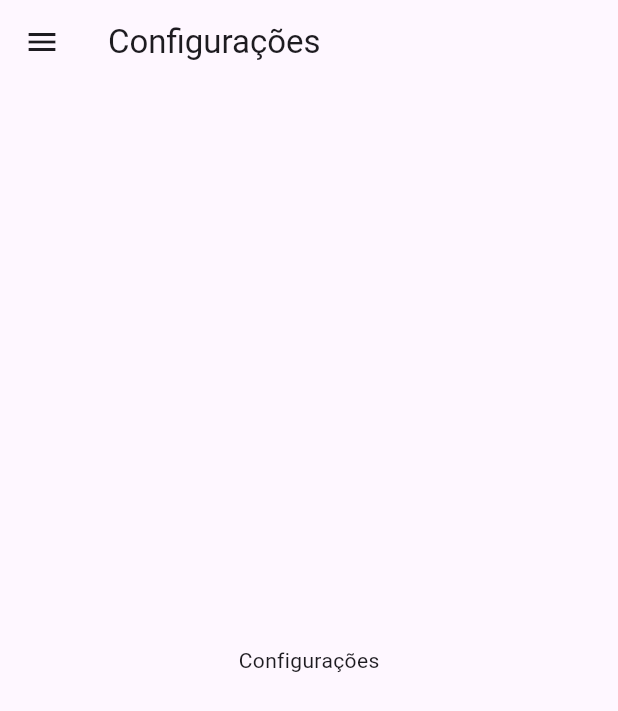
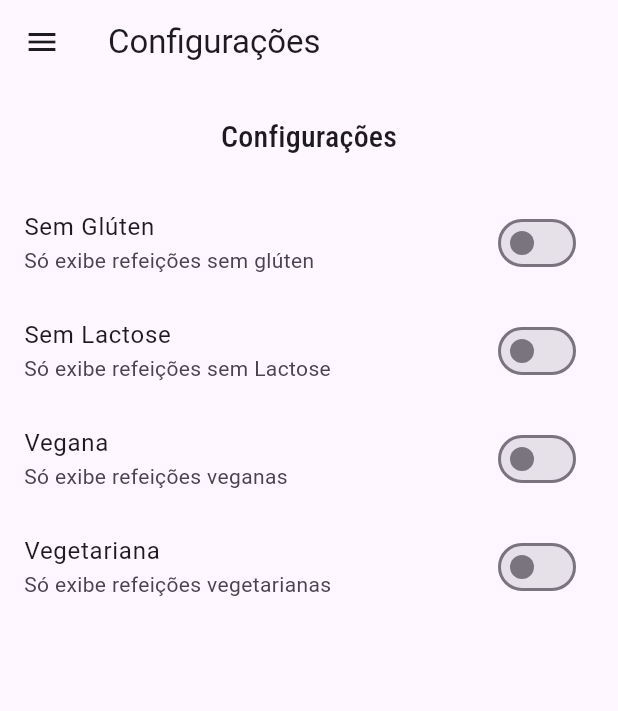
Before and after one commit to TarsisGuerra/multi-screenApp, a Flutter app: the SettingsScreen screen opened by its route, on a phone screen of 412 x 824 dp. Shown: the top 711 px of the screen. Run offline on Flutter 3.47's test engine with Material 3 defaults, Android fonts, the phone set to English and light mode, and no system bars; network calls fail.

```diff
--- a/lib/main.dart
+++ b/lib/main.dart
@@ -5,13 +5,42 @@ import 'utils/app_routes.dart';
 import 'screens/meal_detail_screen.dart';
 import 'screens/tabs_screen.dart';
 import 'screens/settings_screen.dart';
+import 'models/meal.dart';
+import 'data/dummy_data.dart';
+import 'models/settings.dart';
 
 void main() {
   runApp(const MyApp());
 }
 
-class MyApp extends StatelessWidget {
+class MyApp extends StatefulWidget {
   const MyApp({super.key});
+
+  @override
+  State<MyApp> createState() => _MyAppState();
+}
+
+class _MyAppState extends State<MyApp> {
+  Settings settings = Settings();
+  List<Meal> _availableMeals = dummyMeals;
+
+  void _filterMeals(Settings settings) {
+    setState(() {
+      this.settings = settings;
+
+      _availableMeals = dummyMeals.where((meal) {
+        final filterGluten = settings.isGlutenFree && !meal.isGlutenFree;
+        final filterLactose = settings.isLactoseFree && !meal.isLactoseFree;
+        final filterVegan = settings.isVegan && !meal.isVegan;
+        final filterVegetarian = settings.isVegetarian && !meal.isVegetarian;
+
+        return !filterGluten &&
+            !filterLactose &&
+            !filterVegan &&
+            !filterVegetarian;
+      }).toList();
+    });
+  }
 
   // This widget is the root of your application.
   @override
@@ -31,9 +60,10 @@ class MyApp extends StatelessWidget {
 
       routes: {
         AppRoutes.HOME: (ctx) => TabsScreen(),
-        AppRoutes.CATEGORIES_MEALS: (ctx) => CategoriesMealsScreen(),
+        AppRoutes.CATEGORIES_MEALS: (ctx) =>
+            CategoriesMealsScreen(_availableMeals),
         AppRoutes.MEAL_DEATIL: (ctx) => MealDetailScreen(),
-        AppRoutes.SETTINGS: (ctx) => SettingsScreen(),
+        AppRoutes.SETTINGS: (ctx) => SettingsScreen(settings, _filterMeals),
       },
     );
   }
--- /dev/null
+++ b/lib/models/settings.dart
@@ -0,0 +1,13 @@
+class Settings {
+  bool isGlutenFree;
+  bool isLactoseFree;
+  bool isVegan;
+  bool isVegetarian;
+
+  Settings({
+    this.isGlutenFree = false,
+    this.isLactoseFree = false,
+    this.isVegan = false,
+    this.isVegetarian = false,
+  });
+}
--- a/lib/screens/categories_meals_screen.dart
+++ b/lib/screens/categories_meals_screen.dart
@@ -1,16 +1,20 @@
 import 'package:flutter/material.dart';
 import 'package:multiple_screen_app/models/meal.dart';
-
 import '../models/category.dart';
 import '../data/dummy_data.dart';
 import '../components/meal_item.dart';
+import '../models/meal.dart';
 
 class CategoriesMealsScreen extends StatelessWidget {
+  final List<Meal> meals;
+
+  const CategoriesMealsScreen(this.meals);
+
   @override
   Widget build(BuildContext context) {
     final category = ModalRoute.of(context)?.settings.arguments as Category;
 
-    final categoryMeals = dummyMeals.where((meal) {
+    final categoryMeals = meals.where((meal) {
       return meal.categories.contains(category.id);
     }).toList();
 
--- a/lib/screens/meal_detail_screen.dart
+++ b/lib/screens/meal_detail_screen.dart
@@ -79,6 +79,12 @@ class MealDetailScreen extends StatelessWidget {
           ],
         ),
       ),
+      floatingActionButton: FloatingActionButton(
+        onPressed: () {
+          Navigator.of(context).pop(meal.title);
+        },
+        child: Icon(Icons.star),
+      ),
     );
   }
 }
--- a/lib/screens/settings_screen.dart
+++ b/lib/screens/settings_screen.dart
@@ -1,15 +1,88 @@
 import 'package:flutter/material.dart';
 import '../components/main_drawer.dart';
+import '../models/settings.dart';
 
-class SettingsScreen extends StatelessWidget {
-  const SettingsScreen({super.key});
+class SettingsScreen extends StatefulWidget {
+  final Settings settings;
+  final Function(Settings) onSettingsChanged;
+  const SettingsScreen(this.settings, this.onSettingsChanged);
+
+  @override
+  State<SettingsScreen> createState() => _SettingsScreenState();
+}
+
+class _SettingsScreenState extends State<SettingsScreen> {
+  late Settings settings;
+
+  @override
+  void initState() {
+    super.initState();
+    settings = widget.settings;
+  }
+
+  Widget _createSwitch(
+    String title,
+    String subtitle,
+    bool value,
+    Function(bool) onChanged,
+  ) {
+    return SwitchListTile.adaptive(
+      title: Text(title),
+      value: value,
+      onChanged: (value) {
+        onChanged(value);
+        widget.onSettingsChanged(settings);
+      },
+      subtitle: Text(subtitle),
+    );
+  }
 
   @override
   Widget build(BuildContext context) {
     return Scaffold(
       appBar: AppBar(title: Text('Configurações')),
       drawer: MainDrawer(),
-      body: Center(child: Text('Configurações')),
+      body: Column(
+        children: [
+          Container(
+            padding: EdgeInsets.all(20),
+            child: Text(
+              'Configurações',
+              style: Theme.of(context).textTheme.titleMedium,
+            ),
+          ),
+          Expanded(
+            child: ListView(
+              children: [
+                _createSwitch(
+                  'Sem Glúten',
+                  'Só exibe refeições sem glúten',
+                  settings.isGlutenFree,
+                  (value) => setState(() => settings.isGlutenFree = value),
+                ),
+                _createSwitch(
+                  'Sem Lactose',
+                  'Só exibe refeições sem Lactose',
+                  settings.isLactoseFree,
+                  (value) => setState(() => settings.isLactoseFree = value),
+                ),
+                _createSwitch(
+                  'Vegana',
+                  'Só exibe refeições veganas',
+                  settings.isVegan,
+                  (value) => setState(() => settings.isVegan = value),
+                ),
+                _createSwitch(
+                  'Vegetariana',
+                  'Só exibe refeições vegetarianas',
+                  settings.isVegetarian,
+                  (value) => setState(() => settings.isVegetarian = value),
+                ),
+              ],
+            ),
+          ),
+        ],
+      ),
     );
   }
 }
```
